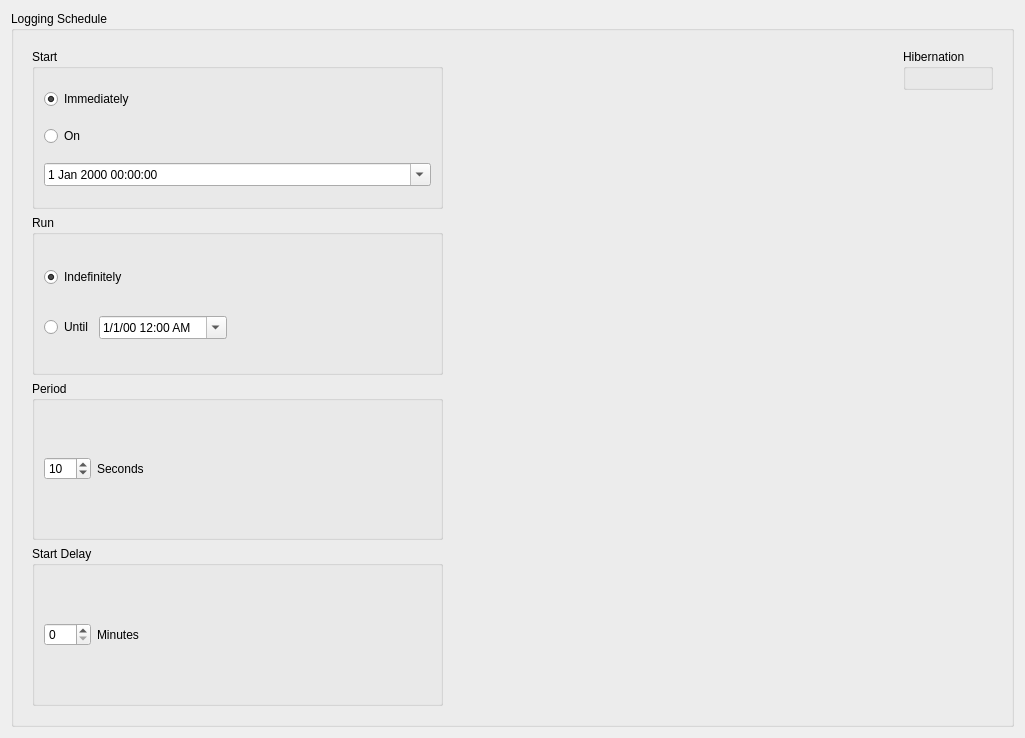
Old version of the form host/applications/qtmon/tagconfiguration/schedule.ui in the repository tag-designs/software.
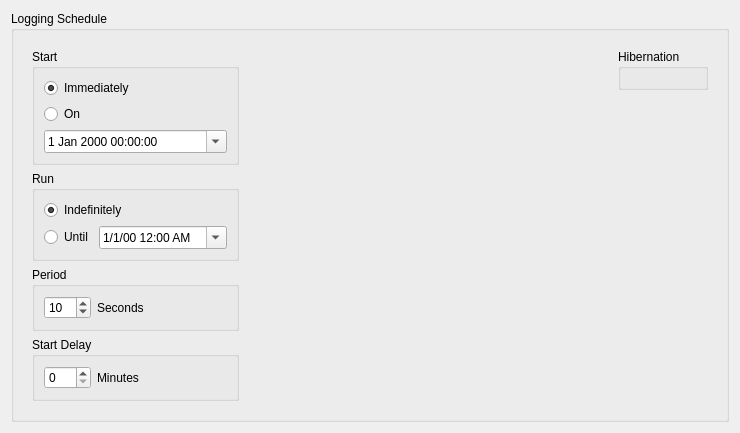
New version of the form.

The edit to the form file:
```diff
--- a/host/applications/qtmon/tagconfiguration/schedule.ui
+++ b/host/applications/qtmon/tagconfiguration/schedule.ui
@@ -6,8 +6,8 @@
    <rect>
     <x>0</x>
     <y>0</y>
-    <width>1025</width>
-    <height>738</height>
+    <width>740</width>
+    <height>420</height>
    </rect>
   </property>
   <property name="windowTitle">
```
